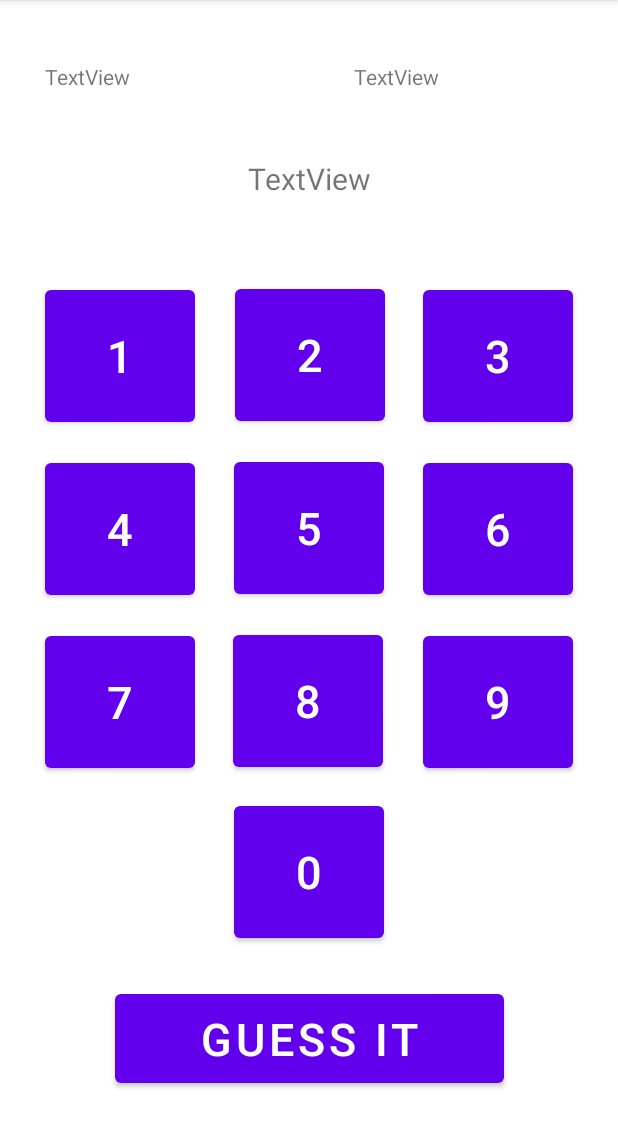
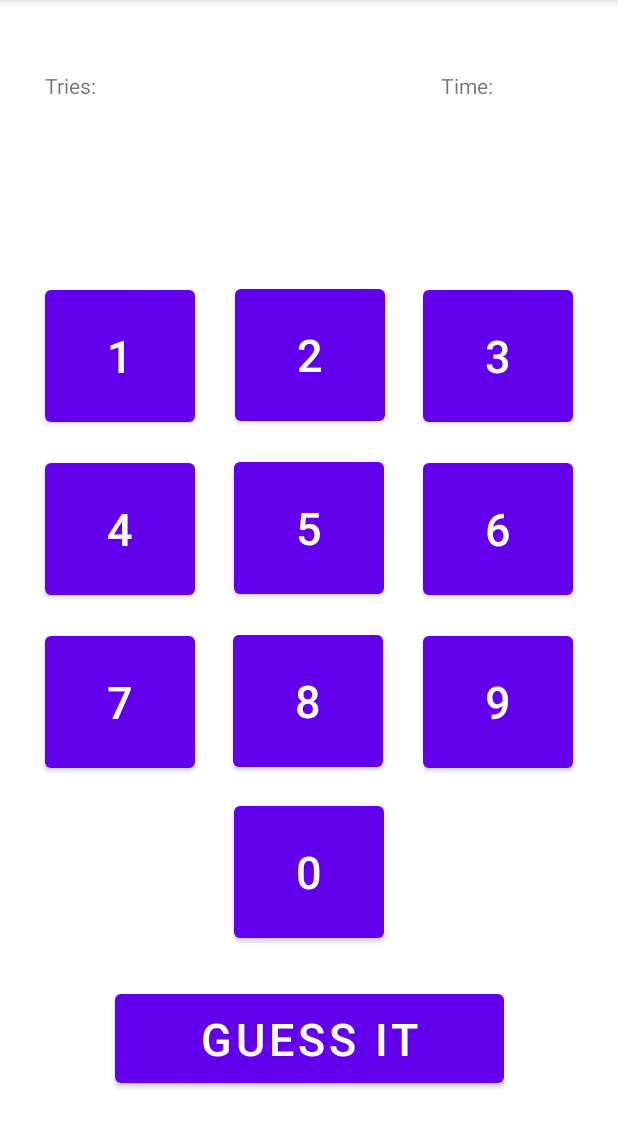
Before and after one commit to MereacreEugen01/Guess_My_Number, an Android app: the Game_Activity screen opened directly, with no data from a screen before it, on a phone screen of 412 x 824 dp, the part 84-1232 px from its top. Run offline under Robolectric (Android 15) with nearby library versions, the phone set to English and light mode, and no system bars.

Commit message:
Creati vari onClick, interazioni tra activity e onClick in Game_Activity da errore

```diff
--- a/app/src/main/res/layout/activity_game.xml
+++ b/app/src/main/res/layout/activity_game.xml
@@ -12,6 +12,7 @@
         android:layout_width="259dp"
         android:layout_height="71dp"
         android:layout_marginBottom="40dp"
+        android:onClick="onClickGuess"
         android:text="@string/etichetta_guess_it"
         android:textSize="30sp"
         app:layout_constraintBottom_toBottomOf="parent"
@@ -24,6 +25,7 @@
         android:layout_height="100dp"
         android:layout_marginStart="30dp"
         android:layout_marginBottom="15dp"
+        android:onClick="onClick4"
         android:text="4"
         android:textSize="30sp"
         app:layout_constraintBottom_toTopOf="@+id/Seven_Button"
@@ -35,6 +37,7 @@
         android:layout_height="100dp"
         android:layout_marginStart="30dp"
         android:layout_marginBottom="15dp"
+        android:onClick="onClick1"
         android:text="1"
         android:textSize="30sp"
         app:layout_constraintBottom_toTopOf="@+id/Four_Button"
@@ -46,6 +49,7 @@
         android:layout_height="100dp"
         android:layout_marginStart="30dp"
         android:layout_marginBottom="250dp"
+        android:onClick="onClick7"
         android:text="7"
         android:textSize="30sp"
         app:layout_constraintBottom_toBottomOf="parent"
@@ -56,6 +60,7 @@
         android:layout_width="100dp"
         android:layout_height="100dp"
         android:layout_marginBottom="139dp"
+        android:onClick="onClick8"
         android:text="8"
         android:textSize="30sp"
         app:layout_constraintBottom_toTopOf="@+id/Guess_It_Button"
@@ -68,6 +73,7 @@
         android:layout_width="100dp"
         android:layout_height="100dp"
         android:layout_marginBottom="12dp"
+        android:onClick="onClick0"
         android:text="0"
         android:textSize="30sp"
         app:layout_constraintBottom_toTopOf="@+id/Guess_It_Button"
@@ -80,6 +86,7 @@
         android:layout_width="100dp"
         android:layout_height="100dp"
         android:layout_marginBottom="15dp"
+        android:onClick="onClick5"
         android:text="5"
         android:textSize="30sp"
         app:layout_constraintBottom_toTopOf="@+id/Eight_Button"
@@ -91,6 +98,7 @@
         android:layout_width="100dp"
         android:layout_height="100dp"
         android:layout_marginBottom="15dp"
+        android:onClick="onClick2"
         android:text="2"
         android:textSize="30sp"
         app:layout_constraintBottom_toTopOf="@+id/Five_Button"
@@ -104,6 +112,7 @@
         android:layout_height="100dp"
         android:layout_marginEnd="30dp"
         android:layout_marginBottom="250dp"
+        android:onClick="onClick9"
         android:text="9"
         android:textSize="30sp"
         app:layout_constraintBottom_toBottomOf="parent"
@@ -115,6 +124,7 @@
         android:layout_height="100dp"
         android:layout_marginEnd="30dp"
         android:layout_marginBottom="15dp"
+        android:onClick="onClick6"
         android:text="6"
         android:textSize="30sp"
         app:layout_constraintBottom_toTopOf="@+id/Nine_Button"
@@ -126,17 +136,18 @@
         android:layout_height="100dp"
         android:layout_marginEnd="30dp"
         android:layout_marginBottom="15dp"
+        android:onClick="onClick3"
         android:text="3"
         android:textSize="30sp"
         app:layout_constraintBottom_toTopOf="@+id/Six_Button"
         app:layout_constraintEnd_toEndOf="parent" />
 
     <TextView
-        android:id="@+id/textView"
+        android:id="@+id/GuessView"
         android:layout_width="359dp"
         android:layout_height="71dp"
         android:layout_marginBottom="10dp"
-        android:text="TextView"
+        android:text=""
         android:textAlignment="center"
         android:textSize="20sp"
         app:layout_constraintBottom_toTopOf="@+id/Two_Button"
@@ -144,25 +155,46 @@
         app:layout_constraintStart_toStartOf="parent" />
 
     <TextView
-        android:id="@+id/textView3"
-        android:layout_width="146dp"
-        android:layout_height="33dp"
+        android:id="@+id/TryView"
+        android:layout_width="51dp"
+        android:layout_height="21dp"
         android:layout_marginStart="30dp"
         android:layout_marginTop="10dp"
-        android:text="TextView"
-        app:layout_constraintBottom_toTopOf="@+id/textView"
+        android:text="Tries:"
+        app:layout_constraintBottom_toTopOf="@+id/GuessView"
         app:layout_constraintStart_toStartOf="parent"
         app:layout_constraintTop_toTopOf="parent" />
 
     <TextView
-        android:id="@+id/textView4"
-        android:layout_width="146dp"
-        android:layout_height="33dp"
-        android:layout_marginTop="10dp"
-        android:layout_marginEnd="30dp"
-        android:text="TextView"
-        app:layout_constraintBottom_toTopOf="@+id/textView"
+        android:id="@+id/TimeView"
+        android:layout_width="48dp"
+        android:layout_height="22dp"
+        android:layout_marginTop="11dp"
+        android:layout_marginEnd="70dp"
+        android:text="Time:"
+        app:layout_constraintBottom_toTopOf="@+id/GuessView"
         app:layout_constraintEnd_toEndOf="parent"
         app:layout_constraintTop_toTopOf="parent" />
 
+    <TextView
+        android:id="@+id/TriesCounter"
+        android:layout_width="wrap_content"
+        android:layout_height="wrap_content"
+        android:layout_marginStart="1dp"
+        android:layout_marginTop="10dp"
+        app:layout_constraintBottom_toTopOf="@+id/GuessView"
+        app:layout_constraintStart_toEndOf="@+id/TryView"
+        app:layout_constraintTop_toTopOf="parent" />
+
+    <TextView
+        android:id="@+id/TimeCounter"
+        android:layout_width="wrap_content"
+        android:layout_height="wrap_content"
+        android:layout_marginTop="11dp"
+        android:layout_marginEnd="10dp"
+        app:layout_constraintBottom_toTopOf="@+id/GuessView"
+        app:layout_constraintEnd_toEndOf="parent"
+        app:layout_constraintStart_toEndOf="@+id/TimeView"
+        app:layout_constraintTop_toTopOf="parent" />
+
 </androidx.constraintlayout.widget.ConstraintLayout>
--- a/app/src/main/res/layout/activity_main.xml
+++ b/app/src/main/res/layout/activity_main.xml
@@ -30,6 +30,7 @@
         android:layout_marginTop="50dp"
         android:layout_marginEnd="8dp"
         android:layout_marginBottom="350dp"
+        android:onClick="onClickGame"
         android:text="Easy"
         app:layout_constraintBottom_toBottomOf="parent"
         app:layout_constraintEnd_toEndOf="parent"
@@ -44,6 +45,7 @@
         android:layout_marginStart="8dp"
         android:layout_marginTop="20dp"
         android:layout_marginEnd="8dp"
+        android:onClick="onClickGame"
         android:text="Normal"
         app:layout_constraintEnd_toEndOf="parent"
         app:layout_constraintStart_toStartOf="parent"
@@ -56,6 +58,7 @@
         android:layout_marginStart="8dp"
         android:layout_marginTop="20dp"
         android:layout_marginEnd="8dp"
+        android:onClick="onClickGame"
         android:text="Hard"
         app:layout_constraintEnd_toEndOf="parent"
         app:layout_constraintStart_toStartOf="parent"
@@ -68,6 +71,7 @@
         android:layout_marginStart="8dp"
         android:layout_marginTop="20dp"
         android:layout_marginEnd="8dp"
+        android:onClick="onClickScore"
         android:text="Best Score!"
         app:layout_constraintEnd_toEndOf="parent"
         app:layout_constraintStart_toStartOf="parent"
--- a/app/src/main/res/layout/activity_score.xml
+++ b/app/src/main/res/layout/activity_score.xml
@@ -82,7 +82,7 @@
         android:layout_marginStart="50dp"
         android:layout_marginTop="20dp"
         android:layout_marginEnd="50dp"
-        android:text="Tryes"
+        android:text="Tries"
         app:layout_constraintBottom_toBottomOf="parent"
         app:layout_constraintEnd_toStartOf="@+id/textView8"
         app:layout_constraintHorizontal_bias="1.0"
```
Also changed, not shown: app/src/main/java/com/example/guess_my_number/Game_Activity.java (+54 -0 lines), app/src/main/java/com/example/guess_my_number/MainActivity.java (+16 -2 lines).
